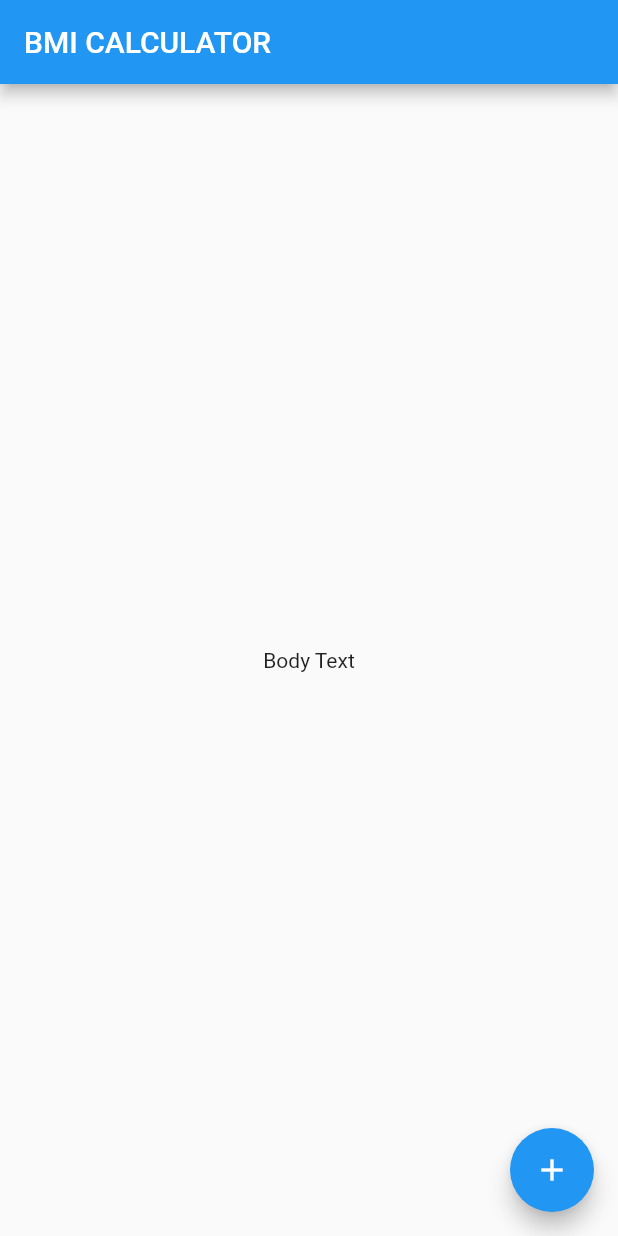
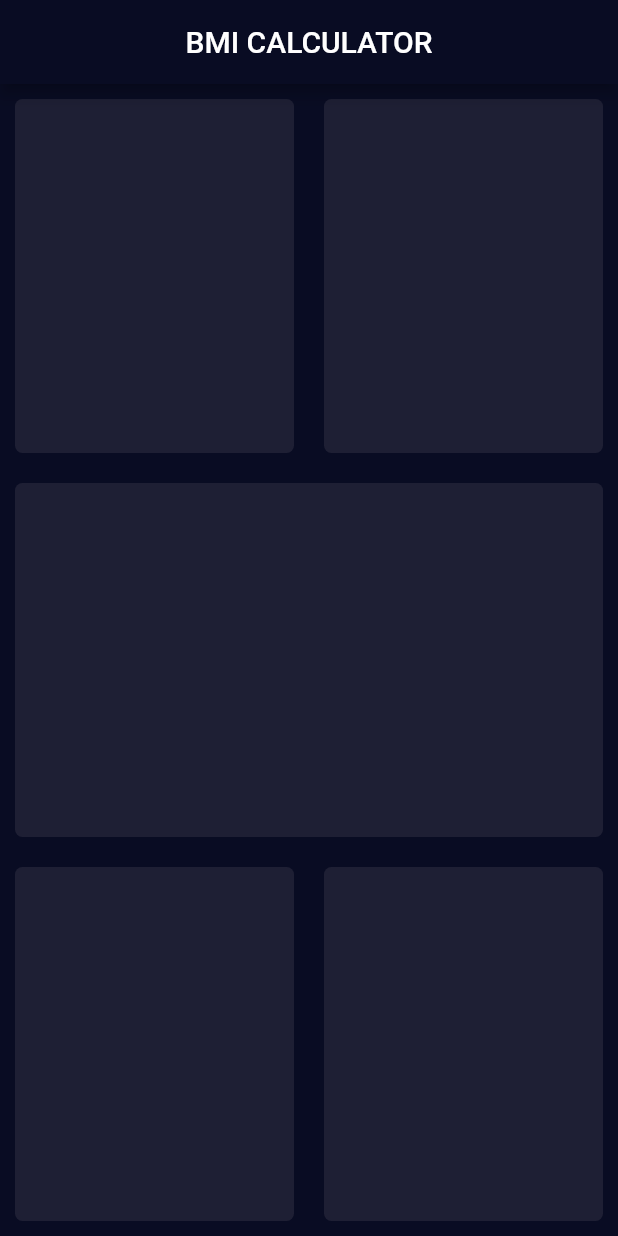
Before and after one commit to anlv-dev/bmiCaculator, a Flutter app: the screen it shows after launch, on a phone screen of 412 x 824 dp. Run offline on Flutter 3.47's test engine with Material 2 defaults, Android fonts, the phone set to English and light mode, and no system bars.

Commit message:
Refactor flutter widget

```diff
--- a/lib/main.dart
+++ b/lib/main.dart
@@ -6,6 +6,10 @@ class BMICalculator extends StatelessWidget {
   @override
   Widget build(BuildContext context) {
     return MaterialApp(
+      theme: ThemeData.dark().copyWith(
+        primaryColor: Color(0xFF090C23), //Color(0xFF0A0E21),
+        scaffoldBackgroundColor: Color(0xFF090C23),
+      ),
       home: InputPage(),
     );
   }
@@ -21,15 +25,64 @@ class _InputPageState extends State<InputPage> {
   Widget build(BuildContext context) {
     return Scaffold(
       appBar: AppBar(
-        title: Text('BMI CALCULATOR'),
+        title: Center(
+          child: Text(
+            'BMI CALCULATOR',
+          ),
+        ),
       ),
-      body: Center(
-        child: Text('Body Text'),
-      ),
-      floatingActionButton: FloatingActionButton(
-        onPressed: () {},
-        child: Icon(Icons.add),
+      body: Column(
+        children: <Widget>[
+          Expanded(
+            child: Row(
+              children: <Widget>[
+                Expanded(
+                  child: ReusableCard(colour: Color(0xFF1E1F34)),
+                ),
+                Expanded(
+                  child: ReusableCard(colour: Color(0xFF1E1F34)),
+                ),
+              ],
+            ),
+          ),
+          Expanded(
+            child: Row(
+              children: <Widget>[
+                Expanded(
+                  child: ReusableCard(colour: Color(0xFF1E1F34)),
+                ),
+              ],
+            ),
+          ),
+          Expanded(
+            child: Row(
+              children: <Widget>[
+                Expanded(
+                  child: ReusableCard(colour: Color(0xFF1E1F34)),
+                ),
+                Expanded(
+                  child: ReusableCard(colour: Color(0xFF1E1F34)),
+                ),
+              ],
+            ),
+          ),
+        ],
       ),
     );
   }
 }
+
+class ReusableCard extends StatelessWidget {
+  ReusableCard({@required this.colour});
+  final Color colour;
+  @override
+  Widget build(BuildContext context) {
+    return Container(
+      margin: EdgeInsets.all(10.0),
+      decoration: BoxDecoration(
+        color: colour,
+        borderRadius: BorderRadius.circular(5.0),
+      ),
+    );
+  }
+}
```
Also changed, not shown: 1 other file.
